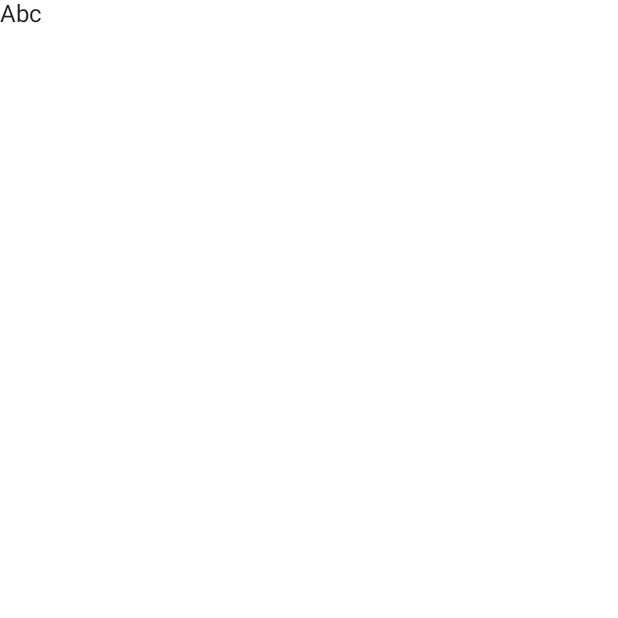
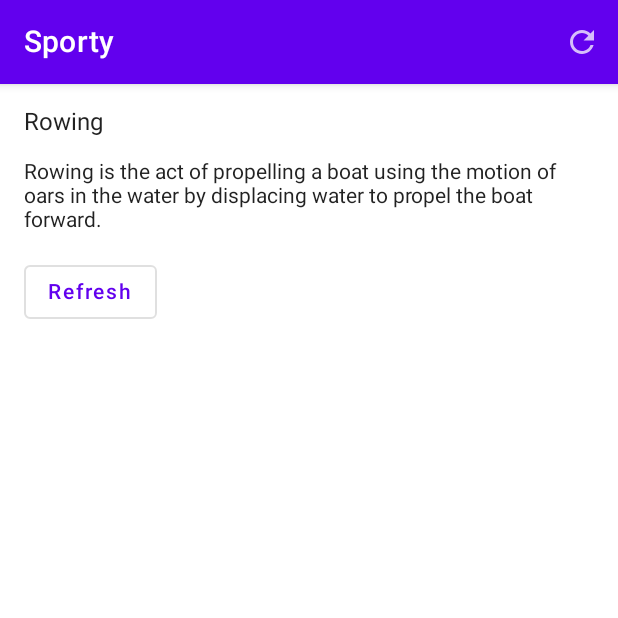
Before and after one commit to dilroop/SportUI, an Android app built with Jetpack Compose: the screen it shows after launch (MainActivity), on a phone screen of 412 x 824 dp, the top half of it. Before the commit the part shown is almost empty. Run offline under Robolectric (Android 15) with nearby library versions, the phone set to English and light mode, and no system bars.

Commit message:
initial ui done, can be optimised

```diff
--- a/app/build.gradle
+++ b/app/build.gradle
@@ -58,4 +58,6 @@ dependencies {
     androidTestImplementation 'androidx.test.espresso:espresso-core:3.4.0'
     androidTestImplementation "androidx.compose.ui:ui-test-junit4:$compose_version"
     debugImplementation "androidx.compose.ui:ui-tooling:$compose_version"
+
+    implementation project(":sports-ui")
 }
--- a/app/src/main/java/com/dsb/sports/MainActivity.kt
+++ b/app/src/main/java/com/dsb/sports/MainActivity.kt
@@ -3,25 +3,90 @@ package com.dsb.sports
 import android.os.Bundle
 import androidx.activity.ComponentActivity
 import androidx.activity.compose.setContent
-import androidx.compose.foundation.layout.fillMaxSize
-import androidx.compose.material.MaterialTheme
-import androidx.compose.material.Surface
-import androidx.compose.material.Text
+import androidx.compose.foundation.clickable
+import androidx.compose.foundation.layout.Arrangement
+import androidx.compose.foundation.layout.Column
+import androidx.compose.foundation.layout.padding
+import androidx.compose.material.*
+import androidx.compose.material.icons.Icons
+import androidx.compose.material.icons.filled.Refresh
 import androidx.compose.runtime.Composable
 import androidx.compose.ui.Modifier
 import androidx.compose.ui.tooling.preview.Preview
+import androidx.compose.ui.unit.dp
+import com.dsb.sports.models.Sport
+import com.dsb.sports.ui.SportSelectionStrategy
+import com.dsb.sports.ui.SportsView
 import com.dsb.sports.ui.theme.SportsTheme
 
 class MainActivity : ComponentActivity() {
+
     override fun onCreate(savedInstanceState: Bundle?) {
         super.onCreate(savedInstanceState)
         setContent {
             SportsTheme {
-                // A surface container using the 'background' color from the theme
-                Surface(modifier = Modifier.fillMaxSize(), color = MaterialTheme.colors.background) {
-                    Text(text="Abc")
+                val strategy = SportSelectionStrategy()
+                Scaffold(
+                    topBar = {
+                        TopAppBar(
+                            title = { Text(text = "Sporty") },
+                            actions = {
+                                Icon(
+                                    modifier = Modifier
+                                        .padding(end = 8.dp)
+                                        .clickable {
+                                            strategy.refreshRandom()
+                                        },
+                                    imageVector = Icons.Default.Refresh,
+                                    contentDescription = null,
+                                )
+                            }
+                        )
+                    }
+                ) {
+                    Surface(modifier = Modifier.padding(it), color = MaterialTheme.colors.background) {
+                        HomeScreen(strategy = strategy)
+                    }
                 }
             }
         }
     }
 }
+
+@Composable
+fun HomeScreen(strategy: SportSelectionStrategy) {
+    Column(
+        modifier = Modifier.padding(16.dp),
+        verticalArrangement = Arrangement.spacedBy(16.dp)
+    ) {
+        SportsView(
+            nameFontSize = MaterialTheme.typography.body1.fontSize,
+            descriptionFontSize = MaterialTheme.typography.body2.fontSize,
+            spaceAfterName = 16.dp,
+            sports = Sport.Companion.createMockedSports(),
+            strategy = strategy
+        )
+        OutlinedButton(onClick = { strategy.refreshRandom() }) {
+            Text(text = "Refresh")
+        }
+    }
+
+}
+
+@Composable
+@Preview(showBackground = true)
+fun PreviewHomeScreen() {
+    HomeScreen(strategy = SportSelectionStrategy())
+}
+
+@Composable
+//@Preview(showBackground = true)
+fun PreviewSportsView() {
+    SportsView(
+        nameFontSize = MaterialTheme.typography.body1.fontSize,
+        descriptionFontSize = MaterialTheme.typography.body2.fontSize,
+        spaceAfterName = 16.dp,
+        modifier = Modifier.padding(16.dp),
+        sports = Sport.Companion.createMockedSports()
+    )
+}
--- a/settings.gradle
+++ b/settings.gradle
@@ -14,4 +14,4 @@ dependencyResolutionManagement {
 }
 rootProject.name = "Sports"
 include ':app'
-include ':SportUI'
+include ':sports-ui'
--- /dev/null
+++ b/sports-ui/src/main/java/com/dsb/sports/models/Sport.kt
@@ -0,0 +1,46 @@
+package com.dsb.sports.models
+
+data class Sport(val name: String, val description: String) {
+    companion object {
+        fun createMockedSports(): List<Sport> = listOf(
+            Sport(
+                "Cycling",
+                "Cycling, also called bicycling or biking, is the use of bicycles for transport, recreation, exercise or sport. People engaged in cycling are referred to as \"cyclists\", \"bicyclists\", or \"bikers\". Apart from two-wheeled bicycles, \"cycling\" also includes the riding of unicycles, tricycles, quadricycles, recumbent and similar human-powered vehicles (HPVs)."
+            ),
+            Sport(
+                "Association football",
+                "Association football, more commonly known as simply football or soccer,[a] is a team sport played with a spherical ball between two teams of 11 players. It is played by approximately 250 million players in over 200 countries and dependencies, making it the world's most popular sport."
+            ),
+            Sport(
+                "Hockey",
+                "Hockey is a term used to denote various types of both summer and winter team sports which originated on either an outdoor field, sheet of ice, or dry floor such as in a gymnasium.\n" +
+                    "There are many types of hockey. Some games make the use of skates, either wheeled, or bladed while others do not. In order to help make the distinction between these various games, the word \"hockey\" is often preceded by another word i.e. \"field hockey\", \"ice hockey\", \"roller hockey\", \"rink hockey\", or \"floor hockey\". "
+            ),
+            Sport(
+                "Basketball",
+                "Basketball is a team sport in which two teams, most commonly of five players each, opposing one another on a rectangular court, compete with the primary objective of shooting a basketball (approximately 9.4 inches (24 cm) in diameter) through the defender's hoop (a basket 18 inches (46 cm) in diameter mounted 10 feet (3.048 m) high to a backboard at each end of the court) while preventing the opposing team from shooting through their own hoop."
+            ),
+            Sport(
+                "Rugby",
+                "Rugby football is a collective name for the family of team sports of rugby union and rugby league, as well as the earlier forms of football from which both games, as well as Australian rules football and gridiron football, evolved. "
+            ),
+            Sport(
+                "Cricket",
+                "Cricket is a bat-and-ball game played between two teams of eleven players each on a field at the centre of which is a 22-yard (20-metre) pitch with a wicket at each end, each comprising two bails balanced on three stumps. The game proceeds when a player on the fielding team, called the bowler, \"bowls\" (propels) the ball from one end of the pitch towards the wicket at the other end, with an \"over\" being completed once they have legally done so six times."
+            ),
+            Sport(
+                "Boxing",
+                "Boxing (also known as \"western boxing\" or \"pugilism\") is a combat sport in which two people, usually wearing protective gloves and other protective equipment such as hand wraps and mouthguards, throw punches at each other for a predetermined amount of time in a boxing ring. "
+            ),
+            Sport(
+                "Rowing",
+                "Rowing is the act of propelling a boat using the motion of oars in the water by displacing water to propel the boat forward."
+            ),
+            Sport(
+                "Volleyball",
+                "Volleyball is a team sport in which two teams of six players are separated by a net. Each team tries to score points by grounding a ball on the other team's court under organized rules."
+            ),
+        )
+    }
+
+}
--- /dev/null
+++ b/sports-ui/src/main/java/com/dsb/sports/ui/SportView.kt
@@ -0,0 +1,51 @@
+package com.dsb.sports.ui
+
+import androidx.compose.foundation.layout.Column
+import androidx.compose.foundation.layout.Spacer
+import androidx.compose.foundation.layout.height
+import androidx.compose.material.Text
+import androidx.compose.runtime.*
+import androidx.compose.ui.Modifier
+import androidx.compose.ui.unit.Dp
+import androidx.compose.ui.unit.TextUnit
+import androidx.compose.ui.unit.dp
+import com.dsb.sports.models.Sport
+import kotlin.random.Random
+import kotlin.random.nextInt
+
+@Composable
+fun SportsView(
+    modifier: Modifier = Modifier,
+    nameFontSize: TextUnit,
+    descriptionFontSize: TextUnit,
+    spaceAfterName: Dp = 16.dp,
+    sports: List<Sport>,
+    strategy: SportSelectionStrategy = SportSelectionStrategy()
+) {
+    fun selectRandom(): Sport {
+        val random = Random(System.currentTimeMillis())
+        val index = random.nextInt(0 until sports.count())
+        return sports[index]
+    }
+
+    var sport: Sport by remember { mutableStateOf(selectRandom()) }
+    strategy.onSelectionUpdated {
+        sport = selectRandom()
+    }
+    Column(modifier = modifier) {
+        Text(text = sport.name, fontSize = nameFontSize)
+        Spacer(modifier = Modifier.height(spaceAfterName))
+        Text(text = sport.description, fontSize = descriptionFontSize)
+    }
+}
+
+class SportSelectionStrategy {
+    private lateinit var refreshListener: () -> Unit
+    fun onSelectionUpdated(listener: () -> Unit) {
+        this.refreshListener = listener
+    }
+
+    fun refreshRandom() {
+        refreshListener()
+    }
+}
```
Also changed, not shown: app/src/main/java/com/dsb/sports/data/ContentRepository.kt (added, +11 -0 lines), sports-ui/build.gradle (renamed from SportUI/build.gradle, +13 -6 lines), sports-ui/src/main/AndroidManifest.xml (renamed from SportUI/src/main/AndroidManifest.xml), 9 other files.
